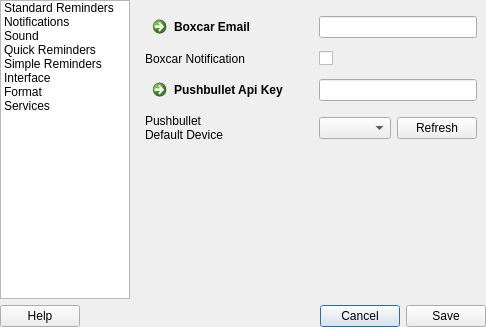
Qt form data/ui/PreferencesDialog.ui (eu21/remindor-qt) before a commit.
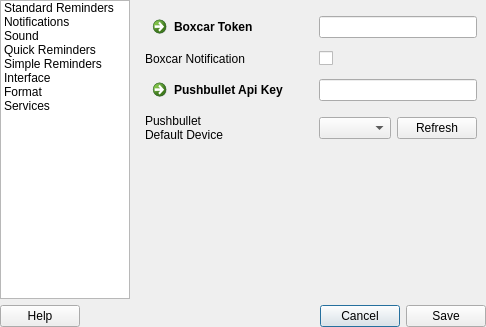
The same form after that commit. The open tabs and pages were chosen to show the change. Icons and pictures are not drawn.

Commit message: Added Boxcar 2 support and removed Boxcar 1 support

Diff of the .ui file:
```diff
--- a/data/ui/PreferencesDialog.ui
+++ b/data/ui/PreferencesDialog.ui
@@ -968,7 +968,7 @@
              <string notr="true"/>
             </property>
             <property name="text">
-             <string>Boxcar Email</string>
+             <string>Boxcar Token</string>
             </property>
             <property name="icon">
              <iconset resource="../../resources.qrc">
```
Left out of the diff: 8 changed lines with no effect on the pictures. The commit also changes 3 other files.
